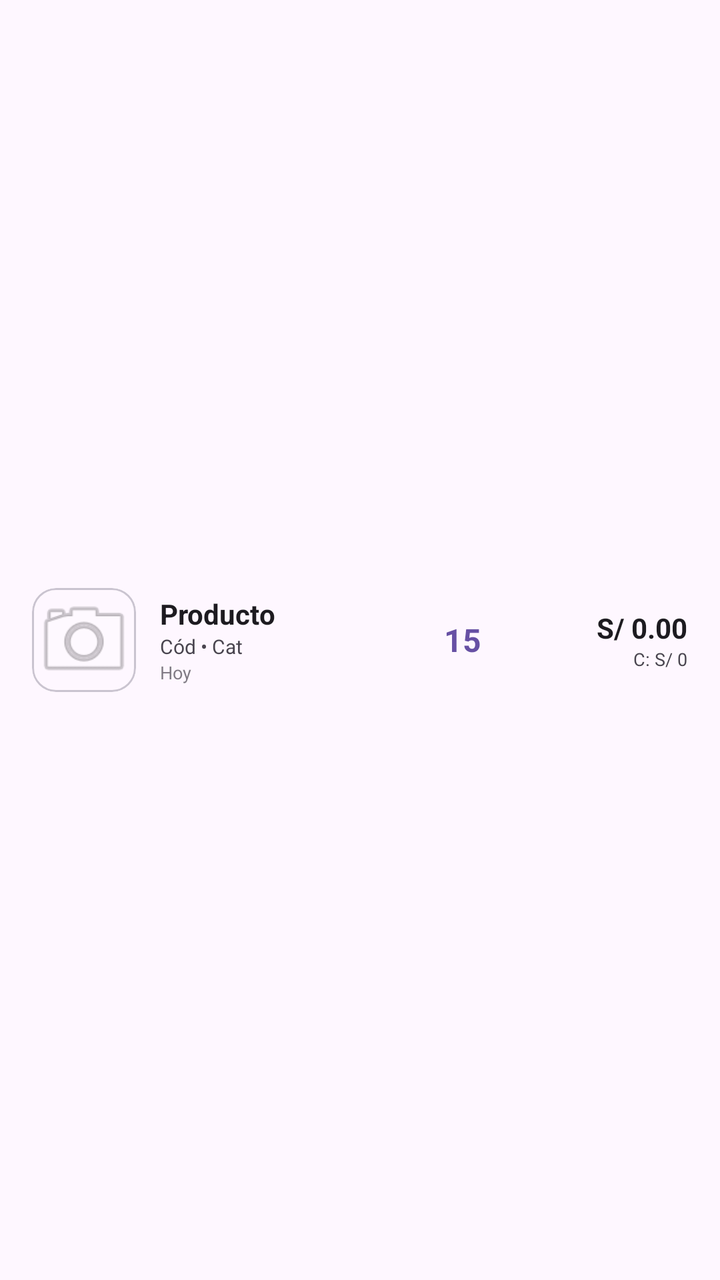
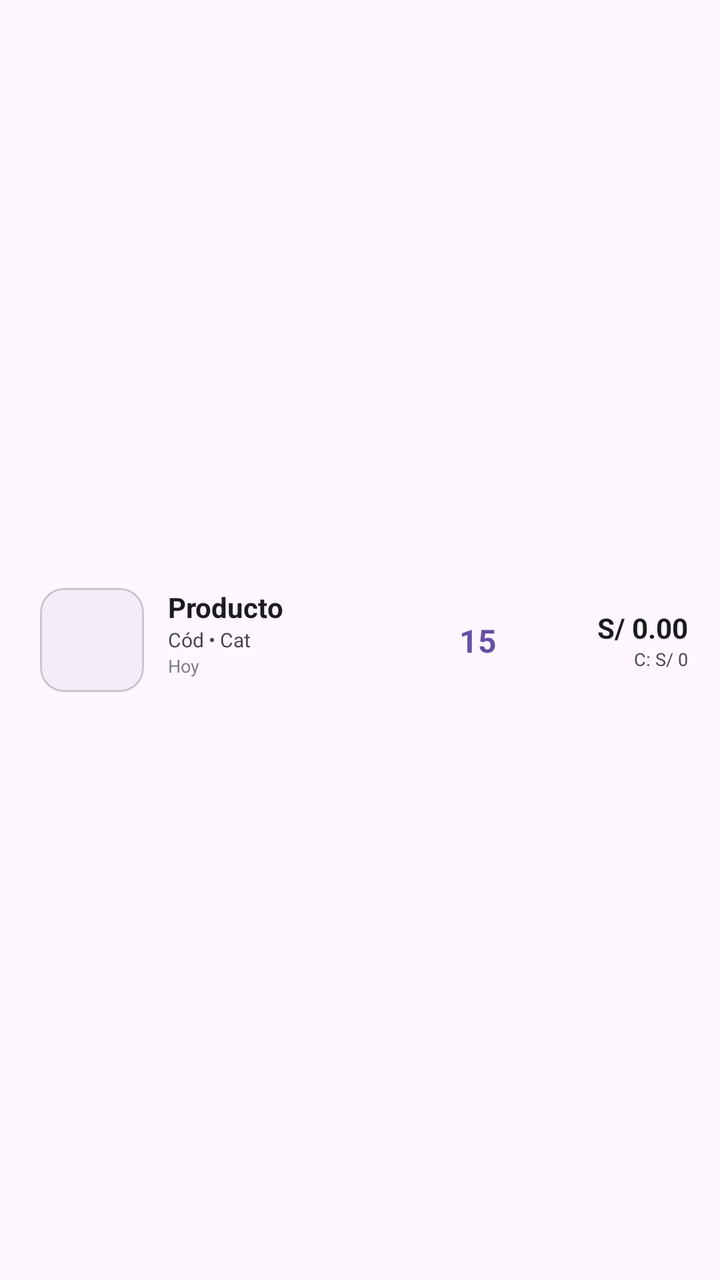

Screens rendered from an Android XML layout before and after an edit, with the pre-edit source and the edit as a unified diff.
<!-- AndroidManifest.xml: application theme Theme.Naxor -->
<!-- res/layout/item_producto.xml -->
<?xml version="1.0" encoding="utf-8"?>
<LinearLayout xmlns:android="http://schemas.android.com/apk/res/android"
    xmlns:app="http://schemas.android.com/apk/res-auto"
    android:layout_width="match_parent"
    android:layout_height="wrap_content"
    android:orientation="horizontal"
    android:paddingVertical="12dp"
    android:paddingHorizontal="16dp"
    android:gravity="center_vertical"
    android:background="?attr/selectableItemBackground"
    android:baselineAligned="false">

    
    <CheckBox
        android:id="@+id/cbProdSelected"
        android:layout_width="wrap_content"
        android:layout_height="wrap_content"
        android:visibility="gone"
        android:clickable="false"
        android:focusable="false"
        android:layout_marginEnd="8dp" />

    
    <LinearLayout
        android:layout_width="0dp"
        android:layout_height="wrap_content"
        android:layout_weight="2.2"
        android:orientation="horizontal"
        android:gravity="center_vertical">

        <com.google.android.material.card.MaterialCardView
            android:id="@+id/cardProdItemPhoto"
            android:layout_width="52dp"
            android:layout_height="52dp"
            app:cardCornerRadius="12dp"
            app:cardElevation="0dp"
            app:strokeWidth="1dp"
            app:strokeColor="?attr/colorOutlineVariant">
            <ImageView
                android:id="@+id/ivProdItemPhoto"
                android:layout_width="match_parent"
                android:layout_height="match_parent"
                android:src="@android:drawable/ic_menu_camera"
                android:scaleType="centerCrop"
                android:alpha="0.5"
                android:contentDescription="Foto del producto" />
        </com.google.android.material.card.MaterialCardView>

        <LinearLayout
            android:layout_width="match_parent"
            android:layout_height="wrap_content"
            android:orientation="vertical"
            android:layout_marginStart="12dp">

            <TextView
                android:id="@+id/tvProdItemNombre"
                android:layout_width="match_parent"
                android:layout_height="wrap_content"
                android:text="Producto"
                android:textSize="14sp"
                android:textStyle="bold"
                android:textColor="?attr/colorOnSurface"
                android:ellipsize="end"
                android:maxLines="1" />

            <LinearLayout
                android:layout_width="match_parent"
                android:layout_height="wrap_content"
                android:orientation="horizontal">
                <TextView
                    android:id="@+id/tvProdItemCodigoSub"
                    android:layout_width="wrap_content"
                    android:layout_height="wrap_content"
                    android:text="Cód"
                    android:textSize="10sp"
                    android:textColor="?attr/colorOnSurfaceVariant" />
                <TextView
                    android:layout_width="wrap_content"
                    android:layout_height="wrap_content"
                    android:text=" • "
                    android:textSize="10sp"
                    android:textColor="?attr/colorOnSurfaceVariant" />
                <TextView
                    android:id="@+id/tvProdItemCategoria"
                    android:layout_width="wrap_content"
                    android:layout_height="wrap_content"
                    android:text="Cat"
                    android:textSize="10sp"
                    android:textColor="?attr/colorOnSurfaceVariant" />
            </LinearLayout>

            <TextView
                android:id="@+id/tvProdItemIntegration"
                android:layout_width="match_parent"
                android:layout_height="wrap_content"
                android:text="Hoy"
                android:textSize="9sp"
                android:textColor="?attr/colorOnSurfaceVariant"
                android:alpha="0.7" />
        </LinearLayout>
    </LinearLayout>

    
    <TextView
        android:id="@+id/tvProdItemStock"
        android:layout_width="0dp"
        android:layout_height="wrap_content"
        android:layout_weight="0.6"
        android:text="15"
        android:textSize="16sp"
        android:textStyle="bold"
        android:textColor="?attr/colorPrimary"
        android:gravity="center" />

    
    <LinearLayout
        android:layout_width="0dp"
        android:layout_height="wrap_content"
        android:layout_weight="1.0"
        android:orientation="vertical"
        android:gravity="end">
        <TextView
            android:id="@+id/tvProdItemPrecioVenta"
            android:layout_width="wrap_content"
            android:layout_height="wrap_content"
            android:text="S/ 0.00"
            android:textSize="14sp"
            android:textStyle="bold"
            android:textColor="?attr/colorOnSurface" />
        <TextView
            android:id="@+id/tvProdItemPrecioCosto"
            android:layout_width="wrap_content"
            android:layout_height="wrap_content"
            android:text="C: S/ 0"
            android:textSize="9sp"
            android:textColor="?attr/colorOnSurfaceVariant" />
    </LinearLayout>

</LinearLayout>
<!-- resources referenced by this layout -->
<resources>
  <style name="Theme.Naxor" parent="Base.Theme.Naxor" />
  <style name="Base.Theme.Naxor" parent="Theme.Material3.DayNight.NoActionBar">
          
          
      </style>
</resources>

<!-- the commit's change to res/layout/item_producto.xml (unified diff, before → after) -->
@@ -1,124 +1,121 @@
 <?xml version="1.0" encoding="utf-8"?>
-<LinearLayout xmlns:android="http://schemas.android.com/apk/res/android"
+<androidx.constraintlayout.widget.ConstraintLayout xmlns:android="http://schemas.android.com/apk/res/android"
     xmlns:app="http://schemas.android.com/apk/res-auto"
     android:layout_width="match_parent"
     android:layout_height="wrap_content"
-    android:orientation="horizontal"
-    android:paddingVertical="12dp"
+    android:paddingVertical="10dp"
     android:paddingHorizontal="16dp"
-    android:gravity="center_vertical"
-    android:background="?attr/selectableItemBackground"
-    android:baselineAligned="false">
+    android:background="?attr/selectableItemBackground">
 
-    
     <CheckBox
         android:id="@+id/cbProdSelected"
         android:layout_width="wrap_content"
         android:layout_height="wrap_content"
         android:visibility="gone"
-        android:clickable="false"
-        android:focusable="false"
-        android:layout_marginEnd="8dp" />
+        app:layout_constraintStart_toStartOf="parent"
+        app:layout_constraintTop_toTopOf="parent"
+        app:layout_constraintBottom_toBottomOf="parent" />
 
-    
-    <LinearLayout
+    <com.google.android.material.card.MaterialCardView
+        android:id="@+id/cardProdItemPhoto"
+        android:layout_width="52dp"
+        android:layout_height="52dp"
+        app:cardCornerRadius="12dp"
+        app:cardElevation="0dp"
+        app:strokeWidth="1dp"
+        app:strokeColor="?attr/colorOutlineVariant"
+        app:layout_constraintStart_toEndOf="@id/cbProdSelected"
+        app:layout_constraintTop_toTopOf="parent"
+        app:layout_constraintBottom_toBottomOf="parent"
+        android:layout_marginStart="4dp">
+        <ImageView
+            android:id="@+id/ivProdItemPhoto"
+            android:layout_width="match_parent"
+            android:layout_height="match_parent"
+            android:scaleType="centerCrop"
+            android:background="?attr/colorSurfaceContainer" />
+    </com.google.android.material.card.MaterialCardView>
+
+    <TextView
+        android:id="@+id/tvProdItemNombre"
         android:layout_width="0dp"
         android:layout_height="wrap_content"
-        android:layout_weight="2.2"
-        android:orientation="horizontal"
-        android:gravity="center_vertical">
+        android:layout_marginStart="12dp"
+        android:text="Producto"
+        android:textSize="14sp"
+        android:textStyle="bold"
+        android:textColor="?attr/colorOnSurface"
+        android:ellipsize="end"
+        android:maxLines="1"
+        app:layout_constraintStart_toEndOf="@id/cardProdItemPhoto"
+        app:layout_constraintTop_toTopOf="@id/cardProdItemPhoto"
+        app:layout_constraintEnd_toStartOf="@+id/tvProdItemStock" />
 
-        <com.google.android.material.card.MaterialCardView
-            android:id="@+id/cardProdItemPhoto"
-            android:layout_width="52dp"
-            android:layout_height="52dp"
-            app:cardCornerRadius="12dp"
-            app:cardElevation="0dp"
-            app:strokeWidth="1dp"
-            app:strokeColor="?attr/colorOutlineVariant">
-            <ImageView
-                android:id="@+id/ivProdItemPhoto"
-                android:layout_width="match_parent"
-                android:layout_height="match_parent"
-                android:src="@android:drawable/ic_menu_camera"
-                android:scaleType="centerCrop"
-                android:alpha="0.5"
-                android:contentDescription="Foto del producto" />
-        </com.google.android.material.card.MaterialCardView>
+    <TextView
+        android:id="@+id/tvProdItemCodigoSub"
+        android:layout_width="wrap_content"
+        android:layout_height="wrap_content"
+        android:text="Cód"
+        android:textSize="10sp"
+        android:textColor="?attr/colorOnSurfaceVariant"
+        app:layout_constraintStart_toStartOf="@id/tvProdItemNombre"
+        app:layout_constraintTop_toBottomOf="@id/tvProdItemNombre" />
 
-        <LinearLayout
-            android:layout_width="match_parent"
-            android:layout_height="wrap_content"
-            android:orientation="vertical"
-            android:layout_marginStart="12dp">
+    <TextView
+        android:id="@+id/tvProdItemDot"
+        android:layout_width="wrap_content"
+        android:layout_height="wrap_content"
+        android:text=" • "
+        android:textSize="10sp"
+        android:textColor="?attr/colorOnSurfaceVariant"
+        app:layout_constraintStart_toEndOf="@id/tvProdItemCodigoSub"
+        app:layout_constraintTop_toTopOf="@id/tvProdItemCodigoSub" />
 
-            <TextView
-                android:id="@+id/tvProdItemNombre"
-                android:layout_width="match_parent"
-                android:layout_height="wrap_content"
-                android:text="Producto"
-                android:textSize="14sp"
-                android:textStyle="bold"
-                android:textColor="?attr/colorOnSurface"
-                android:ellipsize="end"
-                android:maxLines="1" />
+    <TextView
+        android:id="@+id/tvProdItemCategoria"
+        android:layout_width="0dp"
+        android:layout_height="wrap_content"
+        android:text="Cat"
+        android:textSize="10sp"
+        android:textColor="?attr/colorOnSurfaceVariant"
+        app:layout_constraintStart_toEndOf="@id/tvProdItemDot"
+        app:layout_constraintTop_toTopOf="@id/tvProdItemCodigoSub"
+        app:layout_constraintEnd_toStartOf="@+id/tvProdItemStock" />
 
-            <LinearLayout
-                android:layout_width="match_parent"
-                android:layout_height="wrap_content"
-                android:orientation="horizontal">
-                <TextView
-                    android:id="@+id/tvProdItemCodigoSub"
-                    android:layout_width="wrap_content"
-                    android:layout_height="wrap_content"
-                    android:text="Cód"
-                    android:textSize="10sp"
-                    android:textColor="?attr/colorOnSurfaceVariant" />
-                <TextView
-                    android:layout_width="wrap_content"
-                    android:layout_height="wrap_content"
-                    android:text=" • "
-                    android:textSize="10sp"
-                    android:textColor="?attr/colorOnSurfaceVariant" />
-                <TextView
-                    android:id="@+id/tvProdItemCategoria"
-                    android:layout_width="wrap_content"
-                    android:layout_height="wrap_content"
-                    android:text="Cat"
-                    android:textSize="10sp"
-                    android:textColor="?attr/colorOnSurfaceVariant" />
-            </LinearLayout>
+    <TextView
+        android:id="@+id/tvProdItemIntegration"
+        android:layout_width="0dp"
+        android:layout_height="wrap_content"
+        android:text="Hoy"
+        android:textSize="9sp"
+        android:textColor="?attr/colorOnSurfaceVariant"
+        android:alpha="0.7"
+        app:layout_constraintStart_toStartOf="@id/tvProdItemNombre"
+        app:layout_constraintTop_toBottomOf="@id/tvProdItemCodigoSub"
+        app:layout_constraintEnd_toStartOf="@+id/tvProdItemStock" />
 
-            <TextView
-                android:id="@+id/tvProdItemIntegration"
-                android:layout_width="match_parent"
-                android:layout_height="wrap_content"
-                android:text="Hoy"
-                android:textSize="9sp"
-                android:textColor="?attr/colorOnSurfaceVariant"
-                android:alpha="0.7" />
-        </LinearLayout>
-    </LinearLayout>
-
-    
     <TextView
         android:id="@+id/tvProdItemStock"
-        android:layout_width="0dp"
+        android:layout_width="50dp"
         android:layout_height="wrap_content"
-        android:layout_weight="0.6"
         android:text="15"
         android:textSize="16sp"
         android:textStyle="bold"
         android:textColor="?attr/colorPrimary"
-        android:gravity="center" />
+        android:gravity="center"
+        app:layout_constraintEnd_toStartOf="@+id/layoutPrice"
+        app:layout_constraintTop_toTopOf="parent"
+        app:layout_constraintBottom_toBottomOf="parent" />
 
-    
     <LinearLayout
-        android:layout_width="0dp"
+        android:id="@+id/layoutPrice"
+        android:layout_width="80dp"
         android:layout_height="wrap_content"
-        android:layout_weight="1.0"
         android:orientation="vertical"
-        android:gravity="end">
+        android:gravity="end"
+        app:layout_constraintEnd_toEndOf="parent"
+        app:layout_constraintTop_toTopOf="parent"
+        app:layout_constraintBottom_toBottomOf="parent">
         <TextView
             android:id="@+id/tvProdItemPrecioVenta"
             android:layout_width="wrap_content"
@@ -136,4 +133,4 @@
             android:textColor="?attr/colorOnSurfaceVariant" />
     </LinearLayout>
 
-</LinearLayout>
+</androidx.constraintlayout.widget.ConstraintLayout>
